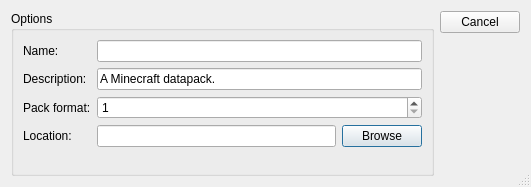
IoeCmcomc/MCDatapacker, file src/newdatapackdialog.ui: the form before one commit.
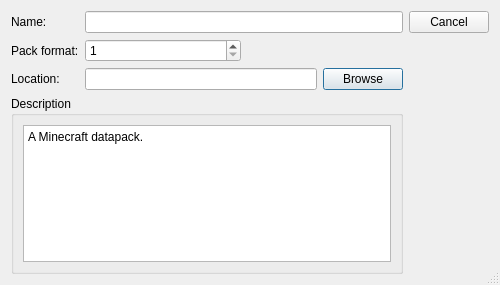
The form after the commit.

Commit message:
[UI] Rearrange and adding tooltips in NewDatapackDialog
NewDatapackDialog:
- Now display supported Minecraft versions next to the pack format spin
box.

```diff
--- a/src/newdatapackdialog.ui
+++ b/src/newdatapackdialog.ui
@@ -9,8 +9,8 @@
    <rect>
     <x>0</x>
     <y>0</y>
-    <width>531</width>
-    <height>187</height>
+    <width>500</width>
+    <height>285</height>
    </rect>
   </property>
   <property name="minimumSize">
@@ -28,13 +28,9 @@
   <property name="modal">
    <bool>true</bool>
   </property>
-  <layout class="QHBoxLayout" name="horizontalLayout">
-   <item>
-    <widget class="QGroupBox" name="groupBox">
-     <property name="title">
-      <string>Options</string>
-     </property>
-     <layout class="QFormLayout" name="formLayout">
+  <layout class="QGridLayout" name="gridLayout">
+   <item row="0" column="0">
+    <layout class="QFormLayout" name="formLayout_2">
       <item row="0" column="0">
        <widget class="QLabel" name="label">
         <property name="whatsThis">
@@ -46,54 +42,50 @@
        </widget>
       </item>
       <item row="0" column="1">
-       <widget class="QLineEdit" name="nameInput">
-        <property name="whatsThis">
-         <string>Name of the datapack</string>
-        </property>
-       </widget>
+      <widget class="QLineEdit" name="nameInput"/>
       </item>
       <item row="1" column="0">
-       <widget class="QLabel" name="label_2">
-        <property name="text">
-         <string>Description:</string>
-        </property>
-       </widget>
-      </item>
-      <item row="1" column="1">
-       <widget class="QLineEdit" name="descInput">
-        <property name="text">
-         <string>A Minecraft datapack.</string>
-        </property>
-        <property name="frame">
-         <bool>true</bool>
-        </property>
-       </widget>
-      </item>
-      <item row="2" column="0">
        <widget class="QLabel" name="label_3">
         <property name="text">
          <string>Pack format:</string>
         </property>
-       </widget>
-      </item>
-      <item row="2" column="1">
+       <property name="buddy">
+        <cstring>formatInput</cstring>
+       </property>
+      </widget>
+     </item>
+     <item row="1" column="1">
+      <layout class="QHBoxLayout" name="horizontalLayout_3">
+       <item>
        <widget class="QSpinBox" name="formatInput">
         <property name="minimum">
          <number>1</number>
         </property>
         <property name="maximum">
-         <number>13</number>
+          <number>17</number>
         </property>
        </widget>
       </item>
-      <item row="3" column="0">
+       <item>
+        <widget class="QLabel" name="formatDisplay">
+         <property name="text">
+          <string notr="true"/>
+         </property>
+        </widget>
+       </item>
+      </layout>
+     </item>
+     <item row="2" column="0">
        <widget class="QLabel" name="label_4">
         <property name="text">
          <string>Location:</string>
         </property>
-       </widget>
-      </item>
-      <item row="3" column="1">
+       <property name="buddy">
+        <cstring>locationInput</cstring>
+       </property>
+      </widget>
+     </item>
+     <item row="2" column="1">
        <layout class="QHBoxLayout" name="horizontalLayout_2">
         <item>
          <widget class="QLineEdit" name="locationInput"/>
@@ -108,9 +100,8 @@
        </layout>
       </item>
      </layout>
-    </widget>
    </item>
-   <item>
+   <item row="0" column="1">
     <widget class="QDialogButtonBox" name="dialogBox">
      <property name="orientation">
       <enum>Qt::Vertical</enum>
@@ -123,6 +114,37 @@
      </property>
     </widget>
    </item>
+   <item row="1" column="0">
+    <widget class="QGroupBox" name="groupBox">
+     <property name="sizePolicy">
+      <sizepolicy hsizetype="Preferred" vsizetype="Expanding">
+       <horstretch>0</horstretch>
+       <verstretch>0</verstretch>
+      </sizepolicy>
+     </property>
+     <property name="toolTip">
+      <string>Description of the datapack</string>
+     </property>
+     <property name="whatsThis">
+      <string>&lt;html&gt;&lt;head/&gt;&lt;body&gt;&lt;p&gt;&lt;span style=&quot; font-weight:700;&quot;&gt;Description of the datapack.&lt;/span&gt;&lt;/p&gt;&lt;p&gt;Shown in places where datapacks are listed.&lt;/p&gt;&lt;/body&gt;&lt;/html&gt;</string>
+     </property>
+     <property name="title">
+      <string>Description</string>
+     </property>
+     <layout class="QGridLayout" name="gridLayout_2">
+      <item row="0" column="0">
+       <widget class="QPlainTextEdit" name="descInput">
+        <property name="tabChangesFocus">
+         <bool>true</bool>
+        </property>
+        <property name="plainText">
+         <string>A Minecraft datapack.</string>
+        </property>
+       </widget>
+      </item>
+     </layout>
+    </widget>
+   </item>
   </layout>
  </widget>
  <resources/>
```
Left out of the diff: 29 changed lines with no effect on the pictures. Lines whose indentation alone changed are shown as unchanged. The commit also changes 2 other files.
